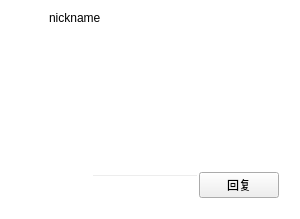
Qt form notification/notificationcard.ui (iwxyi/CatlikeQQ) before a commit.
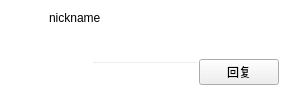
The same form after that commit. Custom widgets are drawn as their Qt base class.

Commit message: 修复群消息误认为同一人的问题

Patch:
```diff
--- a/notification/notificationcard.ui
+++ b/notification/notificationcard.ui
@@ -7,7 +7,7 @@
     <x>0</x>
     <y>0</y>
     <width>300</width>
-    <height>219</height>
+    <height>106</height>
    </rect>
   </property>
   <property name="windowTitle">
@@ -117,6 +117,9 @@
          <property name="horizontalScrollMode">
           <enum>QAbstractItemView::ScrollPerPixel</enum>
          </property>
+         <property name="spacing">
+          <number>2</number>
+         </property>
          <property name="wordWrap">
           <bool>false</bool>
          </property>
```
The commit also changes 1 other file.
